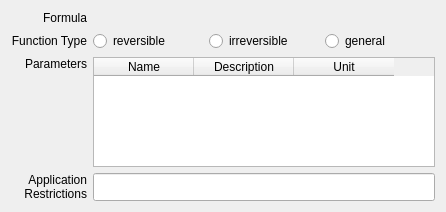
Before: the Qt Designer form copasi/UI/FunctionWidget1.ui in copasi/COPASI, drawn with Qt 5.
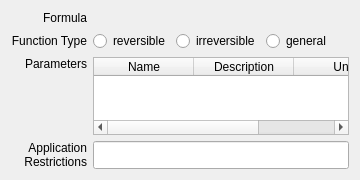
After: the same form once the commit is applied. Custom widgets are drawn as their Qt base class.

Commit message: Widget Layout Improvements

```diff
--- a/copasi/UI/FunctionWidget1.ui
+++ b/copasi/UI/FunctionWidget1.ui
@@ -21,8 +21,8 @@
    <rect>
     <x>0</x>
     <y>0</y>
-    <width>446</width>
-    <height>212</height>
+    <width>352</width>
+    <height>180</height>
    </rect>
   </property>
   <property name="windowTitle">
@@ -41,6 +41,12 @@
    </item>
    <item row="0" column="1">
     <widget class="CQExpressionMmlStackedWidget" name="mpExpressionEMSW">
+     <property name="sizePolicy">
+      <sizepolicy hsizetype="MinimumExpanding" vsizetype="Preferred">
+       <horstretch>0</horstretch>
+       <verstretch>0</verstretch>
+      </sizepolicy>
+     </property>
      <widget class="QWidget" name="page"/>
      <widget class="QWidget" name="page_2"/>
     </widget>
@@ -59,6 +65,12 @@
     <layout class="QHBoxLayout" name="horizontalLayout">
      <item>
       <widget class="QRadioButton" name="RadioButton1">
+       <property name="sizePolicy">
+        <sizepolicy hsizetype="Preferred" vsizetype="Fixed">
+         <horstretch>0</horstretch>
+         <verstretch>0</verstretch>
+        </sizepolicy>
+       </property>
        <property name="text">
         <string>reversible</string>
        </property>
@@ -66,6 +78,12 @@
      </item>
      <item>
       <widget class="QRadioButton" name="RadioButton2">
+       <property name="sizePolicy">
+        <sizepolicy hsizetype="Preferred" vsizetype="Fixed">
+         <horstretch>0</horstretch>
+         <verstretch>0</verstretch>
+        </sizepolicy>
+       </property>
        <property name="text">
         <string>irreversible</string>
        </property>
@@ -73,6 +91,12 @@
      </item>
      <item>
       <widget class="QRadioButton" name="RadioButton3">
+       <property name="sizePolicy">
+        <sizepolicy hsizetype="MinimumExpanding" vsizetype="Fixed">
+         <horstretch>0</horstretch>
+         <verstretch>0</verstretch>
+        </sizepolicy>
+       </property>
        <property name="text">
         <string>general</string>
        </property>
@@ -150,7 +174,7 @@
    <item row="3" column="1">
     <widget class="QLineEdit" name="mpEditApplicationRestrictions">
      <property name="sizePolicy">
-      <sizepolicy hsizetype="Expanding" vsizetype="Preferred">
+      <sizepolicy hsizetype="MinimumExpanding" vsizetype="Preferred">
        <horstretch>0</horstretch>
        <verstretch>0</verstretch>
       </sizepolicy>
```
Left out of the diff: 7 changed lines with no effect on the pictures. The commit also changes 7 other files.
